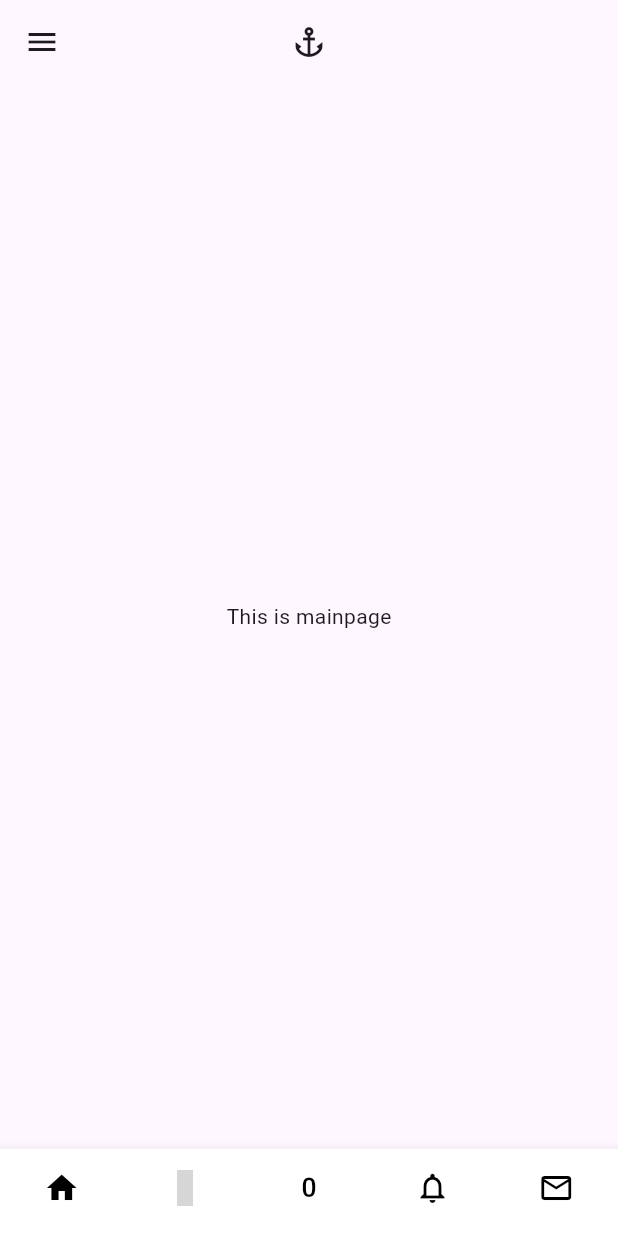
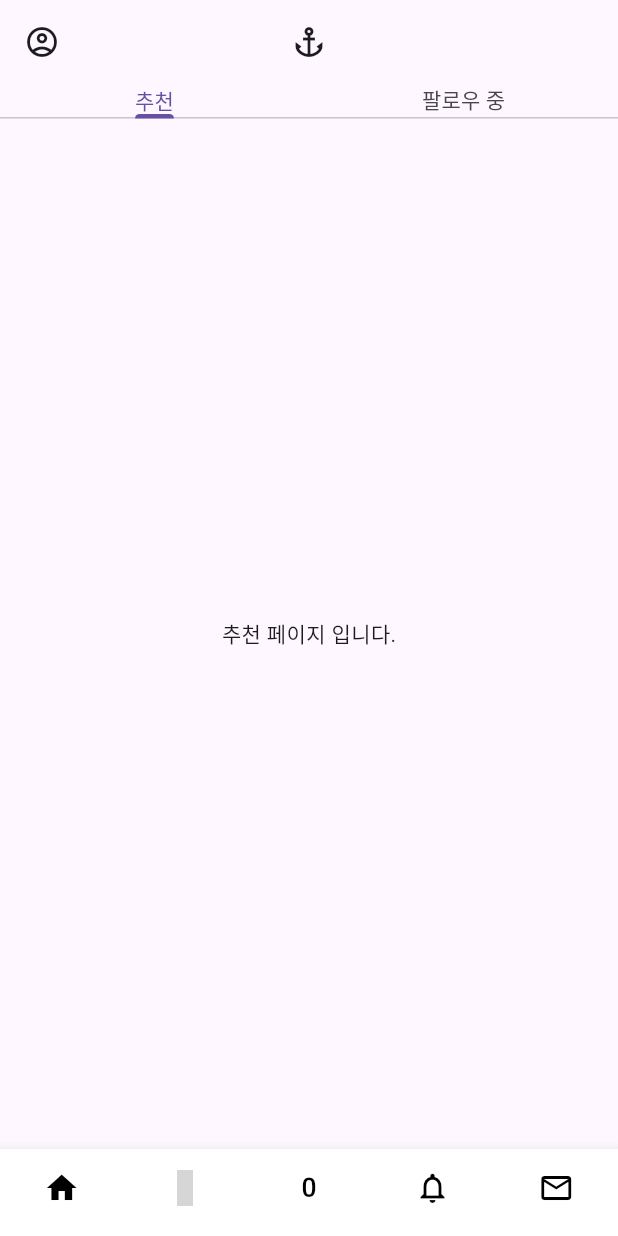
Before and after one commit to LangJooPractice/practice-flutter, a Flutter app: the LoginEnterPw screen opened by its route, after a tap on "다음", on a phone screen of 412 x 824 dp. Run offline on Flutter 3.47's test engine with Material 3 defaults, Android fonts, the phone set to English and light mode, and no system bars; our stand-ins replace flutter_riverpod, go_router, material_symbols_icons; grey boxes are pictures that could not be loaded.

Commit message:
feat : 탭뷰 구현

```diff
--- a/lib/screen/home/main_page.dart
+++ /dev/null
@@ -1,16 +0,0 @@
-import 'package:flutter/material.dart';
-import 'package:flutter_riverpod/flutter_riverpod.dart';
-
-class MainPage extends ConsumerStatefulWidget {
-  const MainPage({super.key});
-
-  @override
-  ConsumerState<ConsumerStatefulWidget> createState() => _MainPageState();
-}
-
-class _MainPageState extends ConsumerState<MainPage> {
-  @override
-  Widget build(BuildContext context) {
-    return Center(child: Text("This is mainpage"));
-  }
-}
--- /dev/null
+++ b/lib/screen/navbar/pages/main_page.dart
@@ -0,0 +1,29 @@
+import 'package:flutter/material.dart';
+import 'package:flutter_riverpod/flutter_riverpod.dart';
+import 'package:prac/screen/navbar/pages/main_page/post_follow_screen.dart';
+import 'package:prac/screen/navbar/pages/main_page/recommendation.dart';
+
+class MainPage extends ConsumerStatefulWidget {
+  const MainPage({super.key});
+
+  @override
+  ConsumerState<ConsumerStatefulWidget> createState() => _MainPageState();
+}
+
+class _MainPageState extends ConsumerState<MainPage> {
+  @override
+  Widget build(BuildContext context) {
+    return DefaultTabController(
+      //TabBar상위 위젯으로 controller가 있어야된다는 사실
+      length: 2,
+      child: Column(
+        children: [
+          TabBar(tabs: [Text("추천"), Text("팔로우 중")]),
+          Expanded(
+            child: TabBarView(children: [Recommendation(), PostFollowScreen()]),
+          ),
+        ],
+      ),
+    );
+  }
+}
--- /dev/null
+++ b/lib/screen/navbar/pages/main_page/post_follow_screen.dart
@@ -0,0 +1,17 @@
+import 'package:flutter/material.dart';
+import 'package:flutter_riverpod/flutter_riverpod.dart';
+
+class PostFollowScreen extends ConsumerStatefulWidget {
+  const PostFollowScreen({super.key});
+
+  @override
+  ConsumerState<ConsumerStatefulWidget> createState() =>
+      _PostFollowScreenState();
+}
+
+class _PostFollowScreenState extends ConsumerState<PostFollowScreen> {
+  @override
+  Widget build(BuildContext context) {
+    return Center(child: Text("팔로우 중 페이지 입니다."));
+  }
+}
--- /dev/null
+++ b/lib/screen/navbar/pages/main_page/recommendation.dart
@@ -0,0 +1,16 @@
+import 'package:flutter/material.dart';
+import 'package:flutter_riverpod/flutter_riverpod.dart';
+
+class Recommendation extends ConsumerStatefulWidget {
+  const Recommendation({super.key});
+
+  @override
+  ConsumerState<ConsumerStatefulWidget> createState() => _RecommendationState();
+}
+
+class _RecommendationState extends ConsumerState<Recommendation> {
+  @override
+  Widget build(BuildContext context) {
+    return Center(child: Text("추천 페이지 입니다."));
+  }
+}
--- a/lib/screen/home/main_shell.dart
+++ b/lib/screen/navbar/shell/main_shell.dart
@@ -39,7 +39,7 @@ class _MainShellState extends ConsumerState<MainShell> {
               onPressed: () {
                 Scaffold.of(context).openDrawer();
               },
-              icon: Icon(Icons.menu),
+              icon: Icon(Icons.account_circle_outlined),
             );
           },
         ),
@@ -52,7 +52,6 @@ class _MainShellState extends ConsumerState<MainShell> {
         type: BottomNavigationBarType.fixed,
         fixedColor: Colors.black,
         backgroundColor: Colors.white,
-        unselectedItemColor: Colors.green,
         currentIndex: currentIndex,
         items: [
           BottomNavigationBarItem(
```
Also changed, not shown: lib/router/app_router.dart (+6 -6 lines), lib/screen/navbar/pages/grok.dart (renamed from lib/screen/home/grok.dart), lib/screen/navbar/pages/message.dart (renamed from lib/screen/home/message.dart), lib/screen/navbar/pages/notification.dart (renamed from lib/screen/home/notification.dart), lib/screen/navbar/pages/search.dart (renamed from lib/screen/home/search.dart), lib/screen/navbar/profile.dart (renamed from lib/screen/home/profile.dart).
